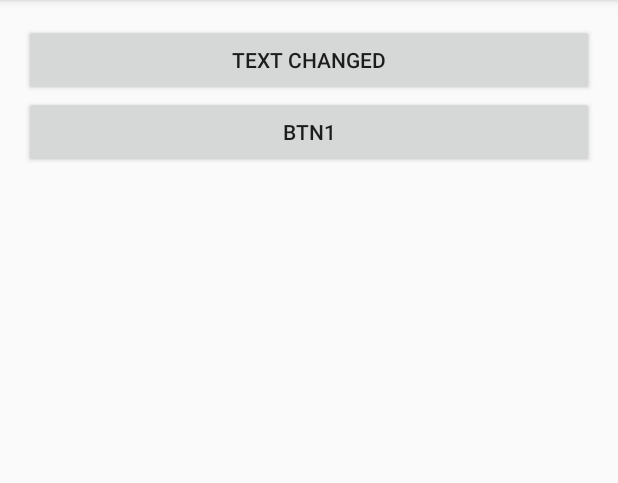
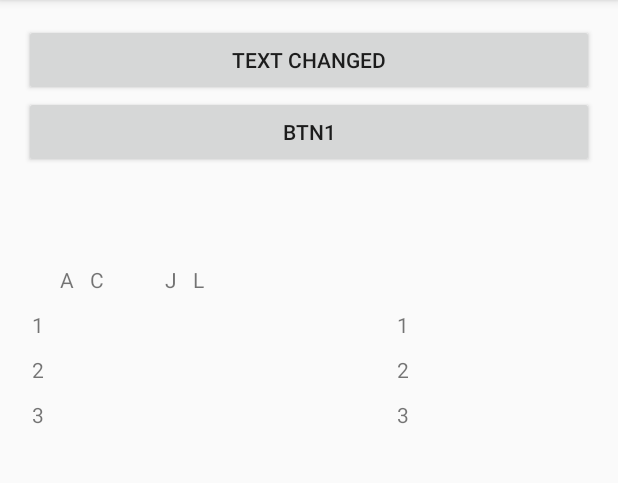
Before and after one commit to AsteriskAzurain/AndroidAirline, an Android app: the EmptyActivity screen opened directly, with no data from a screen before it, after a tap on an icon or button, on a phone screen of 412 x 824 dp, the part 84-567 px from its top. Run offline under Robolectric (Android 15) with nearby library versions, the light colour scheme and no system bars.

Commit message:
等待重新写选座页面

```diff
--- a/app/src/main/java/com/ishang/asterisk/application05191/SearchFlightActivity.java
+++ b/app/src/main/java/com/ishang/asterisk/application05191/SearchFlightActivity.java
@@ -15,6 +15,7 @@ import android.widget.Button;
 import android.widget.DatePicker;
 import android.widget.EditText;
 import android.widget.Spinner;
+import android.widget.Toast;
 
 import com.ishang.asterisk.application05191.global.SpinItem;
 
@@ -74,6 +75,7 @@ public class SearchFlightActivity extends AppCompatActivity {
                 page.putExtra("cabintype",cabintype);
                 startActivity(page);
                 //Toast.makeText(SearchFlightActivity.this, "dep:"+depIATA+"; arr:"+arrIATA+"; date:"+date, Toast.LENGTH_SHORT).show();
+                Toast.makeText(SearchFlightActivity.this,"Currently, seat selection services are only offered to customers who purchase first-class tickets.",Toast.LENGTH_SHORT);
 
             }
         });
--- a/app/src/main/java/com/ishang/asterisk/application05191/SearchResultActivity.java
+++ b/app/src/main/java/com/ishang/asterisk/application05191/SearchResultActivity.java
@@ -1,6 +1,7 @@
 package com.ishang.asterisk.application05191;
 
 import android.content.Intent;
+import android.graphics.drawable.Drawable;
 import android.os.Looper;
 import android.support.v7.app.AppCompatActivity;
 import android.os.Bundle;
@@ -9,6 +10,7 @@ import android.widget.Button;
 import android.widget.LinearLayout;
 import android.widget.RelativeLayout;
 import android.widget.TextView;
+import android.widget.Toast;
 
 import org.json.JSONArray;
 import org.json.JSONObject;
@@ -141,6 +143,7 @@ public class SearchResultActivity extends AppCompatActivity {
                                                 public void onClick(View view) {
                                                     Intent seatpage = new Intent(SearchResultActivity.this, SelectSeatActivity.class);
                                                     seatpage.putExtra("fltid", id);
+                                                    System.out.println(""+id);
                                                     seatpage.putExtra("deptime",depstr);
                                                     seatpage.putExtra("fltnum",fltnum);
                                                     seatpage.putExtra("aircraft",aircraft);
@@ -149,7 +152,6 @@ public class SearchResultActivity extends AppCompatActivity {
                                             });
                                         }
                                     });
-
                                 }
                             }
 
@@ -167,4 +169,5 @@ public class SearchResultActivity extends AppCompatActivity {
         }.start();
     }
 
+
 }
--- a/app/src/main/java/com/ishang/asterisk/application05191/global/EmptyActivity.java
+++ b/app/src/main/java/com/ishang/asterisk/application05191/global/EmptyActivity.java
@@ -3,6 +3,7 @@ package com.ishang.asterisk.application05191.global;
 import android.support.v7.app.AppCompatActivity;
 import android.os.Bundle;
 import android.widget.Button;
+import android.widget.GridLayout;
 import android.widget.LinearLayout;
 
 import com.ishang.asterisk.application05191.R;
@@ -25,5 +26,10 @@ public class EmptyActivity extends AppCompatActivity {
             linearLayout.addView(btn);
 
         }
+
+        GridLayout gridseat=(GridLayout)findViewById(R.id.gridseat_test);
+        for(int i=0;i<6;i++){
+
+        }
     }
 }
--- a/app/src/main/res/layout/activity_empty.xml
+++ b/app/src/main/res/layout/activity_empty.xml
@@ -23,6 +23,88 @@
             android:layout_height="wrap_content"
             android:orientation="vertical" />
     </ScrollView>
+
+    <GridLayout
+        android:layout_width="match_parent"
+        android:layout_height="match_parent"
+        android:layout_below="@+id/scrollview"
+        android:layout_alignParentStart="true"
+        android:layout_marginTop="55dp"
+        android:id="@+id/gridseat_test"
+        android:rowCount="4"
+        android:columnCount="7"
+        android:layout_centerVertical="true"
+        android:layout_centerHorizontal="true">
+
+        <TextView
+            android:text=""
+            android:layout_row="1"
+            android:layout_column="3"
+            android:layout_width="30dp"
+            android:layout_gravity="center_horizontal"/>
+        <TextView
+            android:text="1"
+            android:layout_row="1"
+            android:layout_column="0"
+            android:layout_margin="5dp"
+            android:layout_gravity="center_horizontal"/>
+        <TextView
+            android:text="2"
+            android:layout_row="2"
+            android:layout_column="0"
+            android:layout_margin="5dp"
+            android:layout_gravity="center_horizontal"/>
+        <TextView
+            android:text="3"
+            android:layout_row="3"
+            android:layout_column="0"
+            android:layout_margin="5dp"
+            android:layout_gravity="center_horizontal"/>
+        <TextView
+            android:text="1"
+            android:layout_row="1"
+            android:layout_column="6"
+            android:layout_margin="5dp"
+            android:layout_gravity="center_horizontal"/>
+        <TextView
+            android:text="2"
+            android:layout_row="2"
+            android:layout_column="6"
+            android:layout_margin="5dp"
+            android:layout_gravity="center_horizontal"/>
+        <TextView
+            android:text="3"
+            android:layout_row="3"
+            android:layout_column="6"
+            android:layout_margin="5dp"
+            android:layout_gravity="center_horizontal"/>
+        <TextView
+            android:text="A"
+            android:layout_row="0"
+            android:layout_column="1"
+            android:layout_margin="5dp"
+            android:layout_gravity="center_horizontal"/>
+
+        <TextView
+            android:text="C"
+            android:layout_row="0"
+            android:layout_column="2"
+            android:layout_margin="5dp"
+            android:layout_gravity="center_horizontal"/>
+        <TextView
+            android:text="J"
+            android:layout_row="0"
+            android:layout_column="4"
+            android:layout_margin="5dp"
+            android:layout_gravity="center_horizontal"/>
+        <TextView
+            android:text="L"
+            android:layout_row="0"
+            android:layout_column="5"
+            android:layout_margin="5dp"
+            android:layout_gravity="center_horizontal"/>
+
+    </GridLayout>
 
     <!--    <RelativeLayout
             android:layout_width="match_parent"
```
Also changed, not shown: app/src/main/java/com/ishang/asterisk/application05191/SelectSeatActivity.java (+25 -0 lines), app/src/main/res/layout/activity_select_seat.xml (+32 -29 lines). Lines whose indentation alone changed are shown as unchanged.
